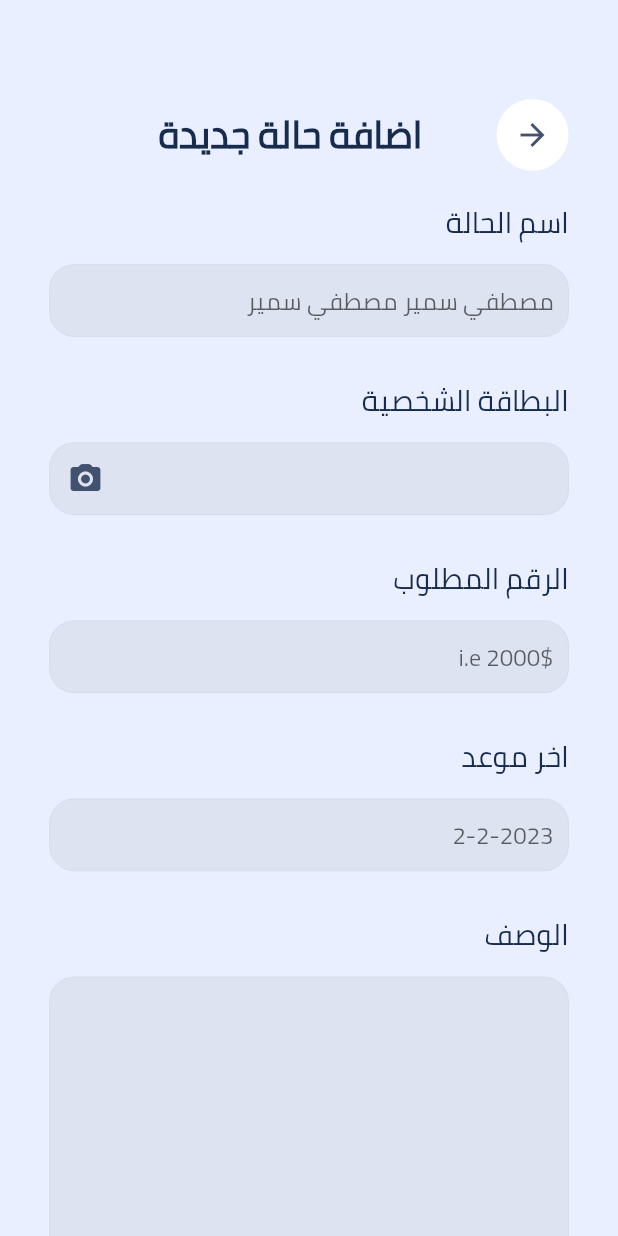
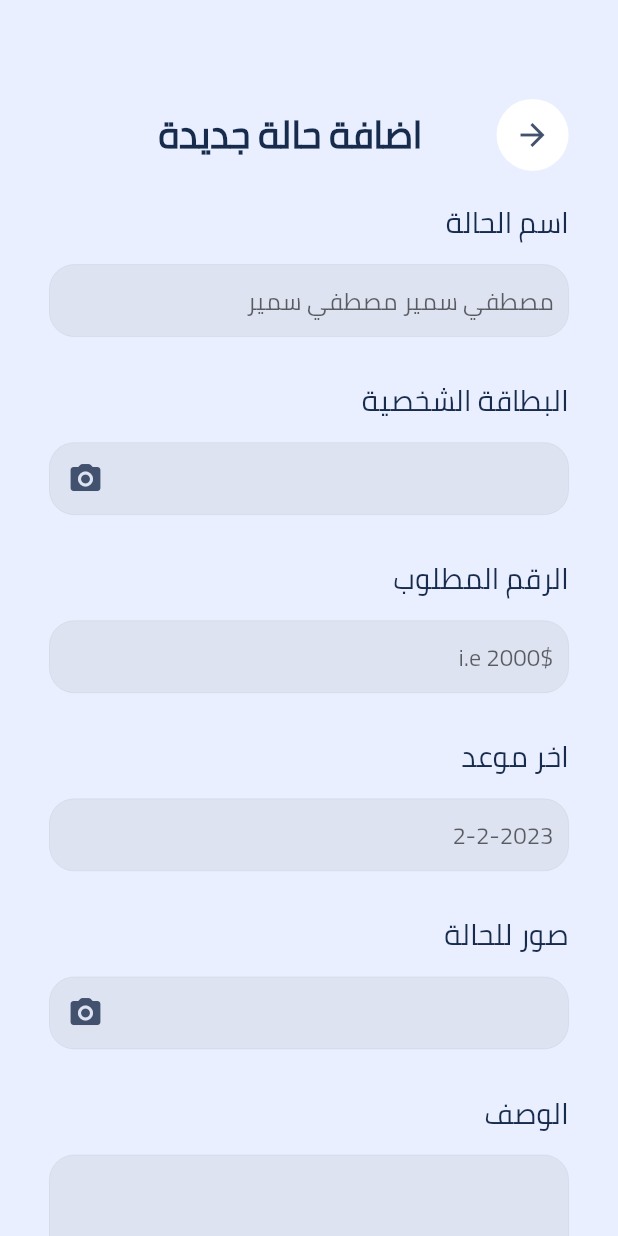
Before and after one commit to abdelrahmanyasser65/Mughith-, a Flutter app: the NewStateScreen screen opened directly, on a phone screen of 412 x 824 dp. Run offline on Flutter 3.47's test engine with Material 2 defaults, Android fonts, the phone set to English and light mode, and no system bars; our stand-ins replace cloud_firestore, firebase_auth, firebase_core, get, hexcolor, image_picker and 4 more; missing offline and left inert: flutter_islamic_icons; accounts and stored records are empty.

Commit message:
add new state with firebase

```diff
--- a/lib/app/controllers/auth/register_controller.dart
+++ b/lib/app/controllers/auth/register_controller.dart
@@ -36,8 +36,7 @@ class RegisterController extends GetxController
       firestore.collection('users').doc(auth.currentUser!.uid).set({
         'name':fullName.text.toString(),
         'email':email.text.toString(),
-      },
-      ) ;
+      },) ;
       Get.off(HomeScreen());
     }).catchError(
             (e){Get.snackbar('Error', e.toString());
--- a/lib/app/controllers/new_state_controller.dart
+++ b/lib/app/controllers/new_state_controller.dart
@@ -1,18 +1,26 @@
+
+import 'package:cloud_firestore/cloud_firestore.dart';
+import 'package:firebase_auth/firebase_auth.dart';
 import 'package:flutter/cupertino.dart';
 import 'package:flutter/material.dart';
 import 'package:get/get.dart';
 import 'package:image_picker/image_picker.dart';
 import 'package:intl/intl.dart';
 
+import '../../data/models/state_model.dart';
+
 class NewStateController extends GetxController
 {
   TextEditingController nameController = TextEditingController();
   TextEditingController dateController = TextEditingController();
-  TextEditingController imageController = TextEditingController();
+  TextEditingController imageNationalController = TextEditingController();
+  TextEditingController imagesController = TextEditingController();
   TextEditingController targetController = TextEditingController();
   TextEditingController descriptionController = TextEditingController();
 
-  final ImagePicker picker = ImagePicker();
+  FirebaseFirestore firestore = FirebaseFirestore.instance;
+  FirebaseAuth auth =FirebaseAuth.instance;
+
 
   chooseDate(context)
   {
@@ -23,7 +31,14 @@ class NewStateController extends GetxController
 
   pickImage()async
   {
-    final XFile? image = await picker.pickImage(source: ImageSource.gallery);
+    // final XFile? image = await picker.pickImage(source: ImageSource.gallery);
 
   }
+
+
+  confirmNewState()
+  {
+    StateModel model =StateModel(nameController.text, 0, int.parse(targetController.text), ['https://d1vdjc70h9nzd9.cloudfront.net/media/campaign/175000/175558/image/5e7c50b26920e.jpeg','https://encrypted-tbn0.gstatic.com/images?q=tbn:ANd9GcQ2VaKYgeYozFW5HdKGLuMQUy7JeevMWSaQ7xs-Wio_M6FAm1vHAYuyQKNDhWhqI2UNl3g&usqp=CAU','https://encrypted-tbn0.gstatic.com/images?q=tbn:ANd9GcSOLzxTk6LvrgQXo-WoBLev4H8ck1XkVppJXKsuWlevVmC2Sqg_vTo1RS1z-pd2U1FWIFo&usqp=CAU'], descriptionController.text, 0, DateTime.now().toString(), dateController.text, auth.currentUser!.uid, 'https://upload.wikimedia.org/wikipedia/commons/thumb/4/49/Carte_identit%C3%A9_%C3%A9lectronique_fran%C3%A7aise_%282021%2C_recto%29.png/640px-Carte_identit%C3%A9_%C3%A9lectronique_fran%C3%A7aise_%282021%2C_recto%29.png');
+    firestore.collection('states').doc(auth.currentUser!.uid).set(model.toMap()) ;
+  }
 }
--- a/lib/app/localization/ar.dart
+++ b/lib/app/localization/ar.dart
@@ -98,6 +98,7 @@ class Ar {
     '2-2-2023':'2-2-2023',
     "Description":"الوصف",
     'Submit':'تاكيد',
+    "images of state":"صور للحالة",
 
 
     //onBoarding
--- a/lib/app/localization/en.dart
+++ b/lib/app/localization/en.dart
@@ -97,6 +97,7 @@ However, the most correct legal method is to calculate zakat and pay it after on
     '2-2-2023':'2-2-2023',
     "Description":"Description",
     'Submit':'Submit',
+    "images of state":"images of state",
 
 
     // onBoarding
--- a/lib/data/models/state_model.dart
+++ b/lib/data/models/state_model.dart
@@ -1,13 +1,41 @@
 class StateModel
 {
-  late final String name ;
-  late final int amount ;
-  late final int target ;
-  late final List<String> imagesUrl ;
-  late final String description ;
-  late final int priority ;
-  late final String startDate ;
-  late final String endDate ;
-  late final String userName ;
-  late final String nationalCardImage ;
+   final String name ;
+   final int amount ;
+   final int target ;
+   final List<String> imagesUrl ;
+   final String description ;
+   final int priority ;
+   final String startDate ;
+   final String endDate ;
+   final String userName ;
+   final String nationalCardImage ;
+
+   StateModel(
+      this.name,
+      this.amount,
+      this.target,
+      this.imagesUrl,
+      this.description,
+      this.priority,
+      this.startDate,
+      this.endDate,
+       this.userName,
+      this.nationalCardImage);
+
+   Map<String, dynamic> toMap() {
+    return {
+      'name': name,
+      'amount': amount,
+      'target': target,
+      'imagesUrl': imagesUrl,
+      'description': description,
+      'priority': priority,
+      'startDate': startDate,
+      'endDate': endDate,
+      'userName': userName,
+      'nationalCardImage': nationalCardImage,
+    };
+  }
+
 }
--- a/lib/persentation/screens/home/new_state_screen.dart
+++ b/lib/persentation/screens/home/new_state_screen.dart
@@ -74,7 +74,7 @@ class NewStateScreen extends StatelessWidget {
                     fontWeight: FontWeightManager.medium,
                   ),
                   CustomTextFormFiled(
-                    controller:controller.imageController ,
+                    controller:controller.imageNationalController ,
                     textInputType:TextInputType.text ,
                     onTap: () => controller.pickImage(),
                     showCursor: false,
@@ -116,6 +116,27 @@ class NewStateScreen extends StatelessWidget {
                   SizedBox(
                     height: HeightSized.h3,
                   ),
+
+                  DefaultText(
+                    text: "images of state".tr,
+                    color: ColorManager.textColor2,
+                    fontSize: FontSized.s14,
+                    fontWeight: FontWeightManager.medium,
+                  ),
+                  CustomTextFormFiled(
+                    controller:controller.imagesController ,
+                    textInputType:TextInputType.text ,
+                    onTap: () => controller.pickImage(),
+                    showCursor: false,
+                    suffixIcon: Padding(
+                        padding: EdgeInsets.symmetric(
+                            vertical: HeightSized.h1
+                        ),
+                        child: Icon(Icons.camera_alt_rounded,color: ColorManager.iconColor,)),
+                  ),
+                  SizedBox(
+                    height: HeightSized.h3,
+                  ),
                   DefaultText(
                       text: "Description".tr,
                       color: ColorManager.textColor2,
@@ -132,7 +153,7 @@ class NewStateScreen extends StatelessWidget {
                     height: HeightSized.h6,
                   ),
                   DefaultButton(onPressed: (){
-
+                    controller.confirmNewState();
                   },text: 'Submit'.tr,color: ColorManager.primary,),
                   SizedBox(
                     height: HeightSized.h4,
--- a/pubspec.yaml
+++ b/pubspec.yaml
@@ -24,6 +24,7 @@ dependencies:
   firebase_core: ^2.4.1
   firebase_auth: ^4.2.2
   cloud_firestore: ^4.3.1
+  firebase_storage: ^11.0.10
 
 dev_dependencies:
   flutter_test:
```
Also changed, not shown: pubspec.lock.
